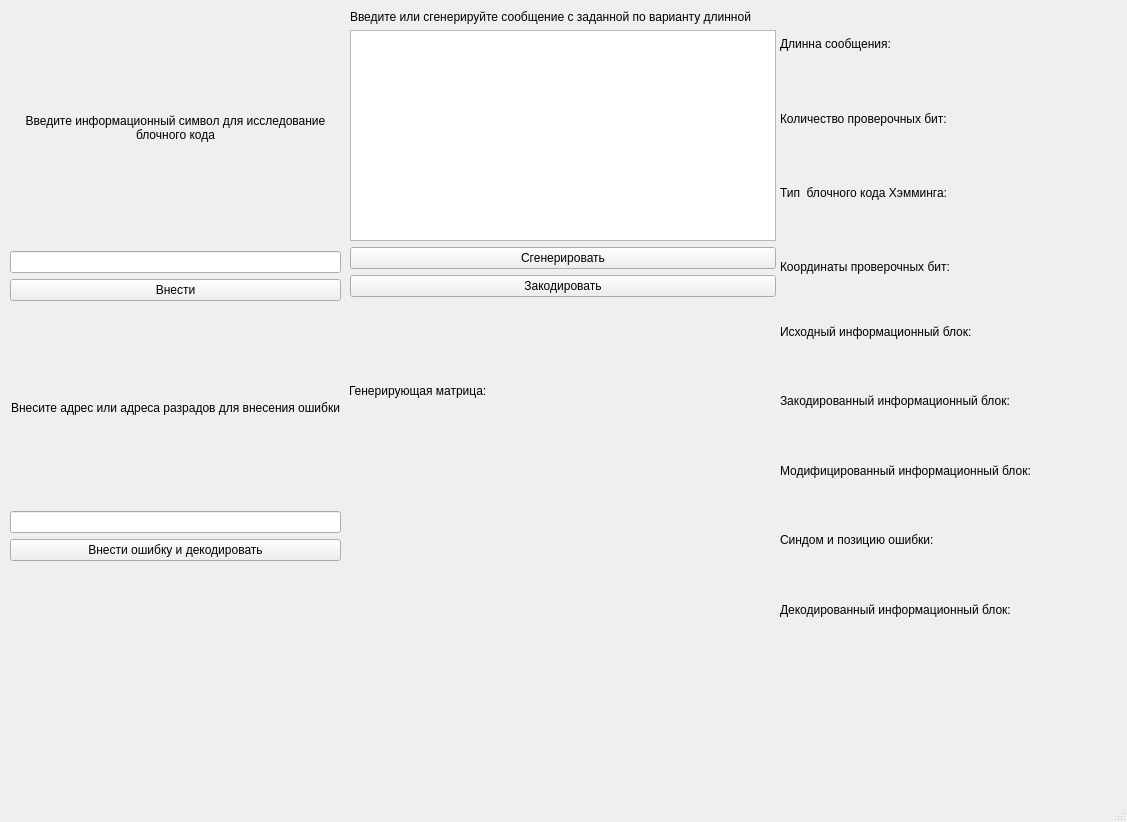
junge8971/Some_ncfu_project, file 2. Hamming encoder/arbitarily_with_ui/main.ui: the form before one commit.
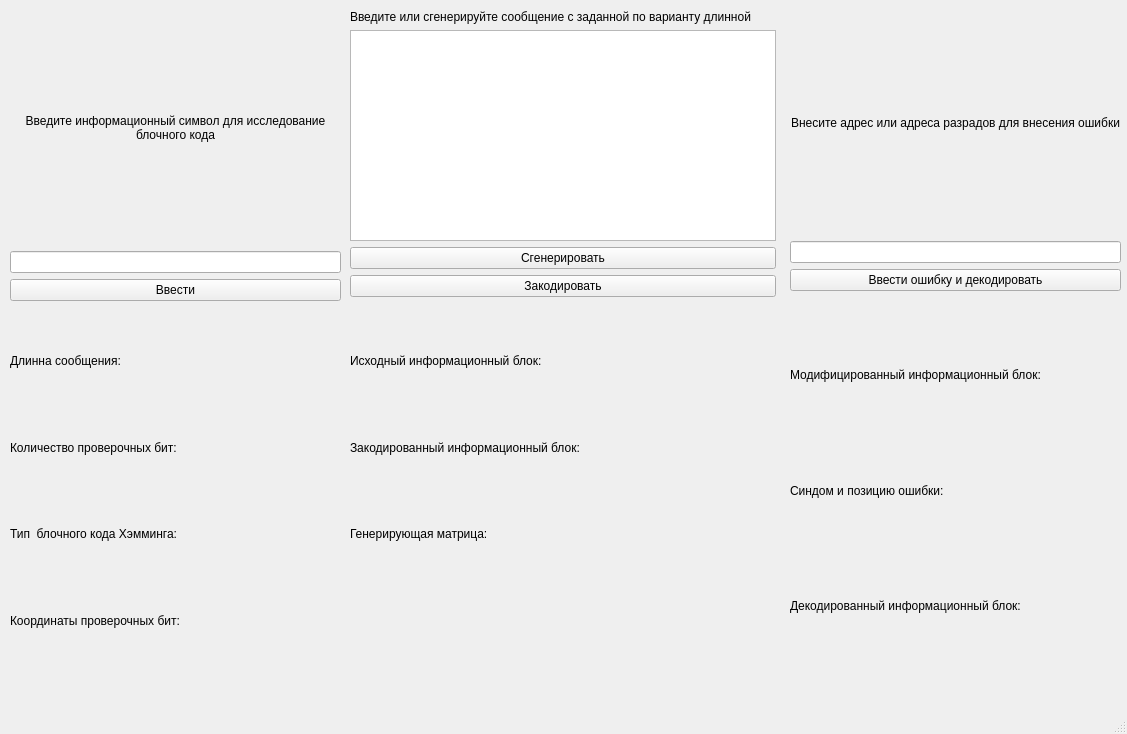
The form after the commit.

Commit message: Реализована функция внесения ошибки в закодированное сообщение, декодирование и вывода на экран модифицированного, декадированного сообщения синдрома и позиции ошибки. Изменён интерфейс

The edit to the form file:
```diff
--- a/2. Hamming encoder/arbitarily_with_ui/main.ui
+++ b/2. Hamming encoder/arbitarily_with_ui/main.ui
@@ -7,7 +7,7 @@
     <x>0</x>
     <y>0</y>
     <width>1127</width>
-    <height>822</height>
+    <height>734</height>
    </rect>
   </property>
   <property name="windowTitle">
@@ -43,7 +43,7 @@
      <item>
       <widget class="QPushButton" name="message_len_button">
        <property name="text">
-        <string>Внести</string>
+        <string>Ввести</string>
        </property>
       </widget>
      </item>
@@ -101,10 +101,10 @@
    <widget class="QWidget" name="verticalLayoutWidget_4">
     <property name="geometry">
      <rect>
-      <x>10</x>
-      <y>310</y>
+      <x>790</x>
+      <y>10</y>
       <width>331</width>
-      <height>251</height>
+      <height>281</height>
      </rect>
     </property>
     <layout class="QVBoxLayout" name="verticalLayout_4">
@@ -127,7 +127,7 @@
      <item>
       <widget class="QPushButton" name="modify_and_decod_button">
        <property name="text">
-        <string>Внести ошибку и декодировать</string>
+        <string>Ввести ошибку и декодировать</string>
        </property>
       </widget>
      </item>
@@ -136,9 +136,9 @@
    <widget class="QWidget" name="verticalLayoutWidget_5">
     <property name="geometry">
      <rect>
-      <x>780</x>
-      <y>300</y>
-      <width>341</width>
+      <x>350</x>
+      <y>320</y>
+      <width>421</width>
       <height>341</height>
      </rect>
     </property>
@@ -164,32 +164,25 @@
       </widget>
      </item>
      <item>
-      <widget class="QLabel" name="label_modifaed">
-       <property name="text">
-        <string>Модифицированный информационный блок: </string>
+      <widget class="QLabel" name="label_matrix_info">
+       <property name="sizePolicy">
+        <sizepolicy hsizetype="Preferred" vsizetype="Preferred">
+         <horstretch>0</horstretch>
+         <verstretch>0</verstretch>
+        </sizepolicy>
        </property>
-       <property name="wordWrap">
-        <bool>true</bool>
-       </property>
-      </widget>
-     </item>
-     <item>
-      <widget class="QLabel" name="label_binary_syndrome_and_error_pos">
        <property name="text">
-        <string>Синдом и позицию ошибки: </string>
+        <string>Генерирующая матрица:</string>
        </property>
-       <property name="wordWrap">
-        <bool>true</bool>
-       </property>
       </widget>
      </item>
      <item>
-      <widget class="QLabel" name="label_decode">
+      <widget class="QLabel" name="label_matrix">
        <property name="text">
-        <string>Декодированный информационный блок: </string>
+        <string/>
        </property>
-       <property name="wordWrap">
-        <bool>true</bool>
+       <property name="alignment">
+        <set>Qt::AlignCenter</set>
        </property>
       </widget>
      </item>
@@ -198,10 +191,10 @@
    <widget class="QWidget" name="verticalLayoutWidget_6">
     <property name="geometry">
      <rect>
-      <x>780</x>
-      <y>10</y>
-      <width>341</width>
-      <height>291</height>
+      <x>10</x>
+      <y>320</y>
+      <width>331</width>
+      <height>341</height>
      </rect>
     </property>
     <layout class="QVBoxLayout" name="verticalLayout_6">
@@ -250,30 +243,40 @@
    <widget class="QWidget" name="verticalLayoutWidget_3">
     <property name="geometry">
      <rect>
-      <x>349</x>
-      <y>309</y>
-      <width>421</width>
-      <height>331</height>
+      <x>790</x>
+      <y>320</y>
+      <width>331</width>
+      <height>341</height>
      </rect>
     </property>
     <layout class="QVBoxLayout" name="verticalLayout_3">
      <item>
-      <widget class="QLabel" name="label_matrix_info">
-       <property name="sizePolicy">
-        <sizepolicy hsizetype="Preferred" vsizetype="Preferred">
-         <horstretch>0</horstretch>
-         <verstretch>0</verstretch>
-        </sizepolicy>
+      <widget class="QLabel" name="label_modifaed">
+       <property name="text">
+        <string>Модифицированный информационный блок: </string>
        </property>
+       <property name="wordWrap">
+        <bool>true</bool>
+       </property>
+      </widget>
+     </item>
+     <item>
+      <widget class="QLabel" name="label_binary_syndrome_and_error_pos">
        <property name="text">
-        <string>Генерирующая матрица:</string>
+        <string>Синдом и позицию ошибки: </string>
        </property>
+       <property name="wordWrap">
+        <bool>true</bool>
+       </property>
       </widget>
      </item>
      <item>
-      <widget class="QLabel" name="label_matrix">
+      <widget class="QLabel" name="label_decode">
        <property name="text">
-        <string/>
+        <string>Декодированный информационный блок: </string>
+       </property>
+       <property name="wordWrap">
+        <bool>true</bool>
        </property>
       </widget>
      </item>
```
The commit also changes 2 other files.
